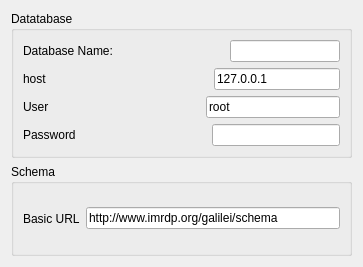
Qt form kgalileicenter/qcreatedatabase.ui (pfrancq/galilei) before a commit.
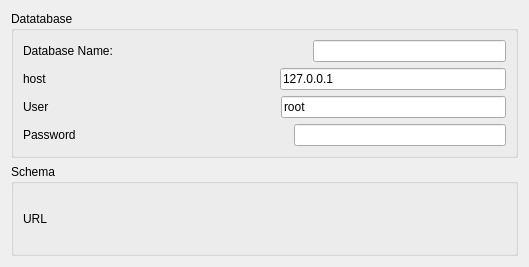
The same form after that commit. Custom widgets are drawn as their Qt base class.

Commit message: - The dialog box to create a database has its own class 'QCreateDatabase'. - The thread-oriented tasks were moved from 'qsessionprogress.*' to the classes calling these tasks.

Diff of the .ui file:
```diff
--- a/kgalileicenter/qcreatedatabase.ui
+++ b/kgalileicenter/qcreatedatabase.ui
@@ -5,7 +5,7 @@
    <rect>
     <x>0</x>
     <y>0</y>
-    <width>363</width>
+    <width>529</width>
     <height>267</height>
    </rect>
   </property>
@@ -178,7 +178,7 @@
       <item>
        <widget class="QLabel" name="textLabel1" >
         <property name="text" >
-         <string>Basic URL</string>
+         <string>URL</string>
         </property>
         <property name="wordWrap" >
          <bool>false</bool>
@@ -186,17 +186,20 @@
        </widget>
       </item>
       <item>
-       <widget class="QLineEdit" name="BasicURL" >
-        <property name="text" >
-         <string>http://www.imrdp.org/galilei/schema</string>
-        </property>
-       </widget>
+       <widget class="KUrlRequester" name="URL" />
       </item>
      </layout>
     </widget>
    </item>
   </layout>
  </widget>
+ <customwidgets>
+  <customwidget>
+   <class>KUrlRequester</class>
+   <extends>QFrame</extends>
+   <header>kurlrequester.h</header>
+  </customwidget>
+ </customwidgets>
  <resources/>
  <connections/>
 </ui>
```
The commit also changes 8 other files.
